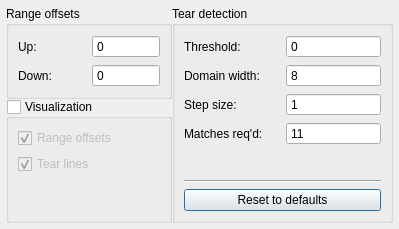
Qt form src/display/qt/dialogs/ui/anti_tear_dialog.ui (mrehkopf/vcs) before a commit.
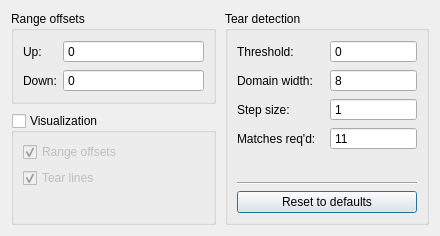
The same form after that commit.

Commit message: GUI: Fix anti-tear dialog's layout spacing

```diff
--- a/src/display/qt/dialogs/ui/anti_tear_dialog.ui
+++ b/src/display/qt/dialogs/ui/anti_tear_dialog.ui
@@ -6,49 +6,35 @@
    <rect>
     <x>0</x>
     <y>0</y>
-    <width>399</width>
-    <height>229</height>
+    <width>440</width>
+    <height>236</height>
    </rect>
   </property>
   <property name="windowTitle">
    <string>Dialog</string>
   </property>
-  <layout class="QVBoxLayout" name="verticalLayout_2">
-   <property name="leftMargin">
-    <number>6</number>
-   </property>
-   <property name="topMargin">
-    <number>6</number>
-   </property>
-   <property name="rightMargin">
-    <number>6</number>
-   </property>
-   <property name="bottomMargin">
-    <number>6</number>
-   </property>
-   <item>
-    <layout class="QHBoxLayout" name="horizontalLayout_2" stretch="3,4">
+  <layout class="QHBoxLayout" name="horizontalLayout">
      <property name="spacing">
-      <number>0</number>
+    <number>9</number>
      </property>
      <item>
       <layout class="QVBoxLayout" name="verticalLayout">
        <property name="spacing">
-        <number>0</number>
+      <number>9</number>
        </property>
        <item>
         <widget class="QGroupBox" name="groupBox">
          <property name="title">
           <string>Range offsets</string>
          </property>
-         <layout class="QGridLayout" name="gridLayout">
+       <layout class="QFormLayout" name="formLayout">
           <property name="leftMargin">
            <number>9</number>
           </property>
           <property name="rightMargin">
            <number>9</number>
           </property>
-          <item row="2" column="0">
+        <item row="0" column="0">
            <widget class="QLabel" name="label">
             <property name="sizePolicy">
              <sizepolicy hsizetype="Preferred" vsizetype="Preferred">
@@ -61,7 +47,7 @@
             </property>
            </widget>
           </item>
-          <item row="2" column="1">
+        <item row="0" column="1">
            <widget class="QSpinBox" name="spinBox_rangeUp">
             <property name="buttonSymbols">
              <enum>QAbstractSpinBox::NoButtons</enum>
@@ -71,7 +57,7 @@
             </property>
            </widget>
           </item>
-          <item row="3" column="0">
+        <item row="1" column="0">
            <widget class="QLabel" name="label_2">
             <property name="sizePolicy">
              <sizepolicy hsizetype="Preferred" vsizetype="Preferred">
@@ -84,7 +70,7 @@
             </property>
            </widget>
           </item>
-          <item row="3" column="1">
+        <item row="1" column="1">
            <widget class="QSpinBox" name="spinBox_rangeDown">
             <property name="buttonSymbols">
              <enum>QAbstractSpinBox::NoButtons</enum>
@@ -274,8 +260,6 @@
         </item>
        </layout>
       </widget>
-     </item>
-    </layout>
    </item>
   </layout>
  </widget>
```
Lines whose indentation alone changed are shown as unchanged. The commit also changes 1 other file.
